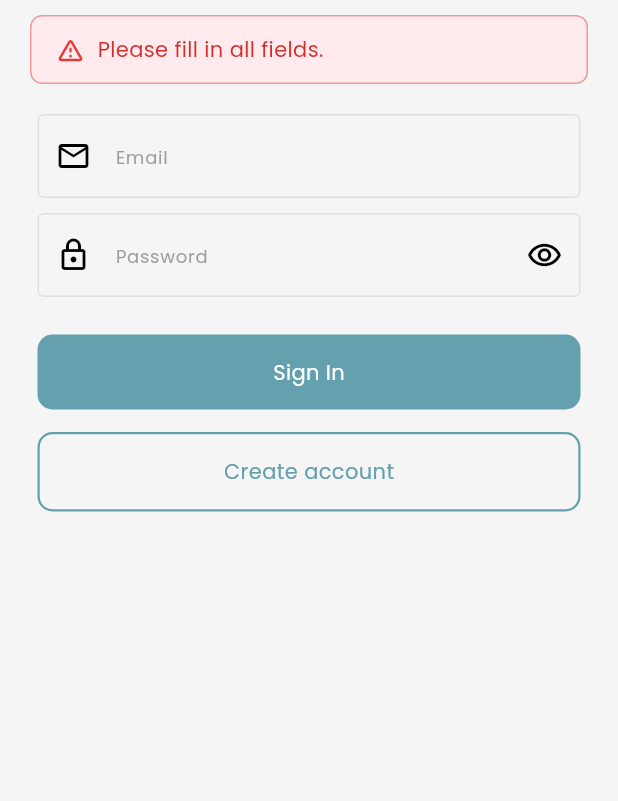
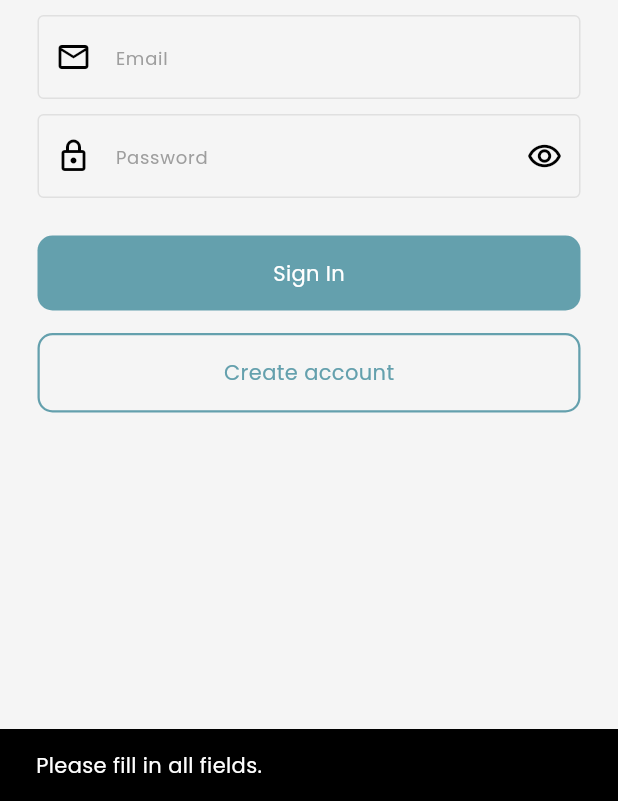
Before and after one commit to ArnavMK/khodaniya-jewellers, a Flutter app: the screen it shows after launch, after a tap on "Sign In", on a phone screen of 412 x 824 dp, the part 435-1236 px from its top. Run offline on Flutter 3.47's test engine with Material 3 defaults, Android fonts, the phone set to English and light mode, and no system bars; our stand-ins replace firebase_auth, firebase_core, flutter_bloc; accounts and stored records are empty.

Commit message:
Fixed Login navigation error with bloc, Changed UI colors for tab bar

```diff
--- a/lib/components/floating_tab_bar.dart
+++ b/lib/components/floating_tab_bar.dart
@@ -142,7 +142,7 @@ class _TabItem extends StatefulWidget {
 class _TabItemState extends State<_TabItem> {
   @override
   Widget build(BuildContext context) {
-    final Color color = widget.active ? Colors.black : Colors.grey;
+    final Color color = widget.active ? AppColors.primary : Colors.grey;
     return InkWell(
       borderRadius: BorderRadius.circular(12),
       onTap: widget.onTap,
--- a/lib/components/material_macro.dart
+++ b/lib/components/material_macro.dart
@@ -37,7 +37,7 @@ class MaterialMacro extends StatelessWidget {
       child: Padding(
         padding: const EdgeInsets.all(4.0),
         child: Text(
-          item.material + '-piece',
+          '${item.material}-piece',
           style: TextStyle(
             color: _getTextColor(item),
             fontWeight: FontWeight.bold,
--- a/lib/screens/auth/login_screen.dart
+++ b/lib/screens/auth/login_screen.dart
@@ -5,6 +5,7 @@ import 'package:khodaniya_jewellers/components/components.dart';
 import 'package:khodaniya_jewellers/constants/constants.dart';
 import 'package:khodaniya_jewellers/screens/auth/bloc/auth_bloc.dart';
 import 'package:khodaniya_jewellers/screens/auth/bloc/auth_events.dart';
+import 'package:khodaniya_jewellers/screens/auth/bloc/auth_state.dart';
 
 class LoginScreen extends StatefulWidget {
   const LoginScreen({super.key});
@@ -17,8 +18,6 @@ class _LoginScreenState extends State<LoginScreen> {
 
   late final TextEditingController _emailController;
   late final TextEditingController _passwordController;
-
-  String? _errorMessage;
 
   @override
   void initState() {
@@ -38,7 +37,47 @@ class _LoginScreenState extends State<LoginScreen> {
   Widget build(BuildContext context) {
     return Scaffold(
       body: SafeArea(
-        child: SingleChildScrollView(
+        child: BlocConsumer<AuthBloc, AuthState>(
+          listener: (context, state) {
+            if (state is AuthStateLoggedIn) {
+              Navigator.pushNamedAndRemoveUntil(context, AppRoutes.catalog, (route) => false);
+            }
+          },
+          builder: (context, state) {
+            String? errorMessage;
+            if (state is AuthStateLoginFaliure) {
+              final exception = state.exception;
+              if (exception is FirebaseAuthException) {
+                switch (exception.code) {
+                  case 'user-not-found':
+                    errorMessage = "No user found with this email address.";
+                    break;
+                  case 'wrong-password':
+                    errorMessage = "Incorrect password. Please try again.";
+                    break;
+                  case 'invalid-email':
+                    errorMessage = "The email address is not valid. Please enter a valid email.";
+                    break;
+                  case 'user-disabled':
+                    errorMessage = "This account has been disabled. Please contact support.";
+                    break;
+                  case 'too-many-requests':
+                    errorMessage = "Too many failed attempts. Please try again later.";
+                    break;
+                  case 'invalid-credential':
+                    errorMessage = "Wrong credentials. Please try again.";
+                    break;
+                  default:
+                    errorMessage = exception.message ?? "Login failed. Please try again.";
+                }
+              } else {
+                errorMessage = "An unexpected error occurred. Please try again.";
+              }
+            }
+
+            final bool isLoading = state is AuthStateLoading;
+
+            return SingleChildScrollView(
               child: Center(
                 child: Column(
                   children: [
@@ -60,7 +99,7 @@ class _LoginScreenState extends State<LoginScreen> {
 
                     const SizedBox(height: 10),
 
-                if (_errorMessage != null) ...[
+                    if (errorMessage != null) ...[
                       Padding(
                         padding: const EdgeInsets.symmetric(horizontal: 20.0),
                         child: Container(
@@ -80,7 +119,7 @@ class _LoginScreenState extends State<LoginScreen> {
                               const SizedBox(width: 8),
                               Expanded(
                                 child: Text(
-                              _errorMessage!,
+                                  errorMessage,
                                   style: TextStyle(
                                     color: Colors.red.shade700,
                                     fontSize: 14,
@@ -112,7 +151,7 @@ class _LoginScreenState extends State<LoginScreen> {
                     const SizedBox(height: 25),
                     LongButton(
                       text: "Sign In",
-                  onTap: _signIn,
+                      onTap: isLoading ? null : _signIn,
                       backgroundColor: AppColors.primary,
                     ),
                     const SizedBox(height: 15),
@@ -125,6 +164,8 @@ class _LoginScreenState extends State<LoginScreen> {
                   ],
                 ),
               ),
+            );
+          },
         ),
       ),
     );
@@ -138,16 +179,11 @@ class _LoginScreenState extends State<LoginScreen> {
     final email = _emailController.text.trim();
     final password = _passwordController.text.trim();
 
-    // Clear any previous error messages
-    setState(() {
-      _errorMessage = null;
-    });
-
     try {
       if (email.isEmpty || password.isEmpty) {
-        setState(() {
-          _errorMessage = "Please fill in all fields.";
-        });
+        ScaffoldMessenger.of(context).showSnackBar(
+          const SnackBar(content: Text("Please fill in all fields.")),
+        );
         return;
       }
 
@@ -157,40 +193,11 @@ class _LoginScreenState extends State<LoginScreen> {
         email: email,
         password: password,
       ));
-      // Navigation should be handled by a BlocListener reacting to AuthStateLoggedIn
-      // Keeping exception handling as-is per request
-    } on FirebaseAuthException catch (e) {
-      if (e.code == 'user-not-found') {
-        setState(() {
-          _errorMessage = "No user found with this email address.";
-        });
-      } else if (e.code == 'wrong-password') {
-        setState(() {
-          _errorMessage = "Incorrect password. Please try again.";
-        });
-      } else if (e.code == 'invalid-email') {
-        setState(() {
-          _errorMessage = "The email address is not valid. Please enter a valid email.";
-        });
-      } else if (e.code == 'user-disabled') {
-        setState(() {
-          _errorMessage = "This account has been disabled. Please contact support.";
-        });
-      } else if (e.code == 'too-many-requests') {
-        setState(() {
-          _errorMessage = "Too many failed attempts. Please try again later.";
-        });
-      } else if (e.code == 'invalid-credential') {
-        setState(() {
-          _errorMessage = "Wrong credentials. Please try again.";
-        });
-      }
-      print("AUTHEXCEPTION: ${e.code} - ${e.message}");
     } catch (e) {
       // Handle any other exceptions
-      setState(() {
-        _errorMessage = "An unexpected error occurred: $e";
-      });
+      ScaffoldMessenger.of(context).showSnackBar(
+        SnackBar(content: Text("An unexpected error occurred: $e")),
+      );
     }
   }
 }
```
Lines whose indentation alone changed are shown as unchanged.
